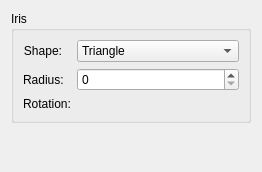
Qt form plugins/filters/blur/wdg_lens_blur.ui (udtren/Solstice) before a commit.
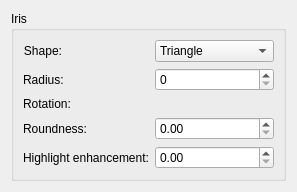
The same form after that commit. Custom widgets are drawn as their Qt base class.

```diff
--- a/plugins/filters/blur/wdg_lens_blur.ui
+++ b/plugins/filters/blur/wdg_lens_blur.ui
@@ -98,6 +98,22 @@
         </property>
        </widget>
       </item>
+      <item row="3" column="0">
+       <widget class="QLabel" name="roundnessLabel">
+        <property name="text"><string>Roundness:</string></property>
+       </widget>
+      </item>
+      <item row="3" column="1">
+       <widget class="KisDoubleSliderSpinBox" name="irisRoundnessSlider"/>
+      </item>
+      <item row="4" column="0">
+       <widget class="QLabel" name="highlightLabel">
+        <property name="text"><string>Highlight enhancement:</string></property>
+       </widget>
+      </item>
+      <item row="4" column="1">
+       <widget class="KisDoubleSliderSpinBox" name="highlightStrengthSlider"/>
+      </item>
      </layout>
     </widget>
    </item>
@@ -117,6 +133,11 @@
   </layout>
  </widget>
  <customwidgets>
+  <customwidget>
+   <class>KisDoubleSliderSpinBox</class>
+   <extends>QDoubleSpinBox</extends>
+   <header>kis_slider_spin_box.h</header>
+  </customwidget>
   <customwidget>
    <class>KisSliderSpinBox</class>
    <extends>QSpinBox</extends>
```
